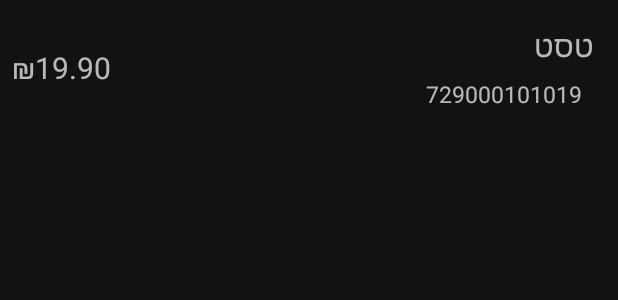
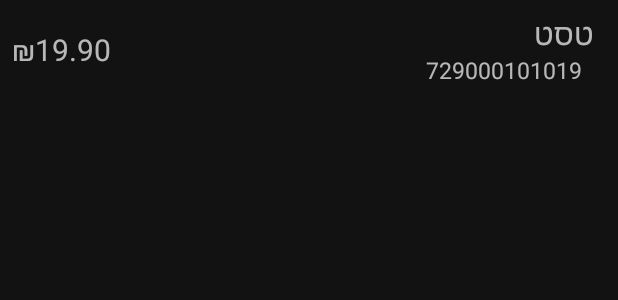
Before and after one commit to David-Tawil/Barcode-Scanner, an Android app: the layout recycler_view_row_item.xml on its own in the app's theme, with its tools: preview values and no code run, on a phone screen of 412 x 824 dp. Shown: the top 300 px of the screen. Run offline under Robolectric (Android 15) with nearby library versions, the phone set to English and light mode, and no system bars.

Commit message:
minor fixes

```diff
--- a/app/build.gradle
+++ b/app/build.gradle
@@ -12,8 +12,8 @@ android {
         applicationId "com.example.barcodescanner"
         minSdkVersion 19
         targetSdkVersion 29
-        versionCode 1
-        versionName "1.0"
+        versionCode 2
+        versionName "1.1"
         vectorDrawables.useSupportLibrary = true
 
         testInstrumentationRunner "androidx.test.runner.AndroidJUnitRunner"
--- a/app/src/main/res/layout/recycler_view_row_item.xml
+++ b/app/src/main/res/layout/recycler_view_row_item.xml
@@ -3,8 +3,9 @@
     xmlns:app="http://schemas.android.com/apk/res-auto"
     xmlns:tools="http://schemas.android.com/tools"
     android:layout_width="match_parent"
-    android:layout_height="90dp"
+    android:layout_height="wrap_content"
     android:background="@drawable/custom_ripple"
+    android:layoutDirection="ltr"
     android:orientation="horizontal"
     android:padding="8dp">
 
@@ -29,9 +30,8 @@
         android:layout_height="wrap_content"
         android:layout_marginEnd="16dp"
         android:textAlignment="textEnd"
+        android:textSize="15sp"
 
-        android:textDirection="ltr"
-        android:textSize="15sp"
         app:layout_constraintBottom_toBottomOf="parent"
         app:layout_constraintEnd_toEndOf="parent"
         app:layout_constraintStart_toEndOf="@id/item_price_row_text_view"
@@ -45,10 +45,9 @@
         android:layout_height="50dp"
 
         android:gravity="start|center_vertical"
-        android:layoutDirection="ltr"
         android:singleLine="true"
-        android:textDirection="ltr"
         android:textSize="20sp"
+
         app:layout_constraintBottom_toBottomOf="parent"
         app:layout_constraintEnd_toStartOf="@+id/item_title_row_text_view"
         app:layout_constraintStart_toStartOf="parent"
--- a/build.gradle
+++ b/build.gradle
@@ -7,7 +7,7 @@ buildscript {
 
     }
     dependencies {
-        classpath "com.android.tools.build:gradle:4.0.0"
+        classpath 'com.android.tools.build:gradle:4.0.1'
         classpath "org.jetbrains.kotlin:kotlin-gradle-plugin:$kotlin_version"
         classpath 'com.google.gms:google-services:4.3.3'
         classpath "androidx.navigation:navigation-safe-args-gradle-plugin:2.3.0"
```
Also changed, not shown: app/src/main/java/com/example/barcodescanner/ScannerFragment.kt (+7 -4 lines).
